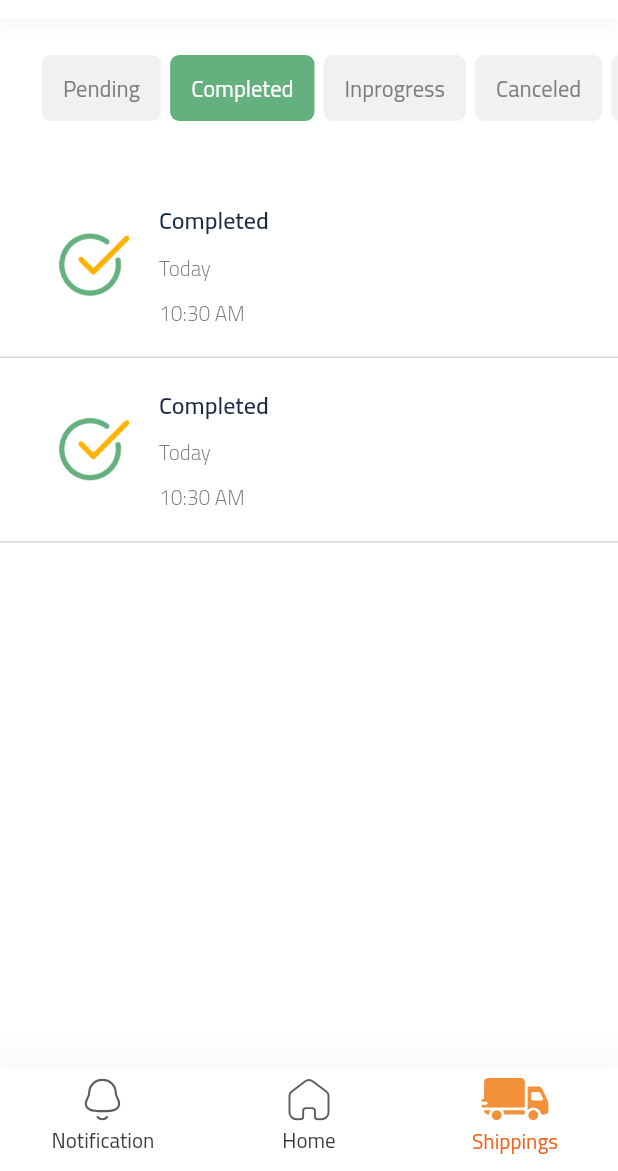
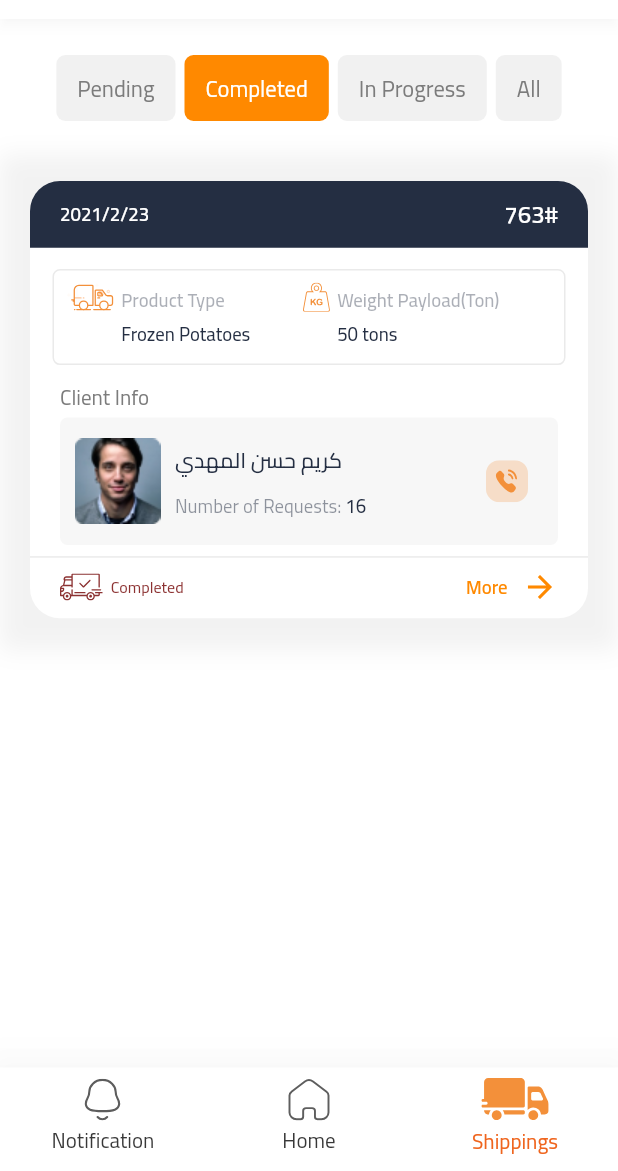
Before and after one commit to AhmedOsaama/Terilla_contractor, a Flutter app: the MainHomeScreen screen opened directly, item 3 of the bottom bar chosen, on a phone screen of 412 x 824 dp, the part 65-1236 px from its top. Run offline on Flutter 3.47's test engine with Material 2 defaults, Android fonts, the phone set to English and light mode, and no system bars; our stand-ins replace easy_localization, flutter_screenutil, flutter_svg, location; missing offline and left inert: country_calling_code_picker; network calls fail.

Commit message:
transportations screen finished

```diff
--- a/lib/core/utils/app_strings.dart
+++ b/lib/core/utils/app_strings.dart
@@ -109,20 +109,20 @@ class AppStrings {
   static String Notifications = "Notifications".tr();
   static String Logout = "Logout".tr();
 
-  // history
+  // order state
   static String FilterDate = "Filter Date".tr();
   static String EGP = "EGP".tr();
   static String PM = "PM".tr();
   static String AM = "AM".tr();
 
-  static String Pending = "Pending".tr();
-  static String Completed = "Completed".tr();
-  static String Rejected = "Rejected".tr();
-  static String Canceled = "Canceled".tr();
-  static String Inprogress = "Inprogress".tr();
+  static String pending = "Pending".tr();
+  static String completed = "Completed".tr();
+  static String all = "All".tr();
+  static String inProgress = "In Progress".tr();
 
-  // requsts
+  // transportation screen
   static String Today = "Today".tr();
+  static String more = "More".tr();
 
   // profile
   static String Profile = "Profile".tr();
--- a/lib/core/utils/icons_manager.dart
+++ b/lib/core/utils/icons_manager.dart
@@ -25,3 +25,6 @@ const String camera = '$imgPath/camera.svg';
 const String vehicle = '$imgPath/vehicle.svg';
 const String moneyCase = '$imgPath/money_case.svg';
 const String call = '$imgPath/call.svg';
+const String inProgressDelivery = '$imgPath/in_progress_delivery.svg';
+const String completedDelivery = '$imgPath/completed_delivery.svg';
+const String pendingDelivery = '$imgPath/pending_delivery.svg';
--- a/lib/data/demo_data.dart
+++ b/lib/data/demo_data.dart
@@ -21,74 +21,63 @@ class DemoData {
       totalRequests: 32,
       totalShipments: 26);
 
-  static List<Request> oldRequests = [
-    Request(
-      id: 0,
-      state: OrderState.Compleated,
-      driver: Driver(
-          id: 0,
-          user: User(
-              id: 0,
-              name: "Ahmed Magdy",
-              image:
-                  "https://caricom.org/wp-content/uploads/Floyd-Morris-Remake-1024x879-1.jpg",
-              rank: "Gold Member",
-              phone: "0122158746",
-              email: "ahmedmagdy@gmail.com",
-              rate: 3.5,
-              totalRequests: 32,
-              totalShipments: 26),
-          vehicle: Vehicle(
-              id: 0, model: "Mercedes - Actros - White ", number: "BWG - 172")),
+  static List<Order> allOrders = [
+    // Request(
+    //   id: 0,
+    //   state: OrderState.completed,
+    //   driver: Driver(
+    //       id: 0,
+    //       user: User(
+    //           id: 0,
+    //           name: "Ahmed Magdy",
+    //           image:
+    //               "https://caricom.org/wp-content/uploads/Floyd-Morris-Remake-1024x879-1.jpg",
+    //           rank: "Gold Member",
+    //           phone: "0122158746",
+    //           email: "ahmedmagdy@gmail.com",
+    //           rate: 3.5,
+    //           totalRequests: 32,
+    //           totalShipments: 26),
+    //       vehicle: Vehicle(
+    //           id: 0, model: "Mercedes - Actros - White ", number: "BWG - 172")),
+    // ),
+    Order(
+      id: 1,
+      state: OrderState.completed,
     ),
-    Request(
-      id: 1,
-      state: OrderState.Compleated,
+    Order(
+      id: 2,
+      state: OrderState.pending,
     ),
-    Request(
-      id: 2,
-      state: OrderState.Pending,
-    ),
-    Request(
-      id: 3,
-      state: OrderState.Rejected,
-    ),
-    Request(
-      id: 4,
-      state: OrderState.InProgress,
-    ),
-    Request(
-      id: 5,
-      state: OrderState.Canceled,
-    ),
+    Order(id: 3, state: OrderState.inProgress,),
   ];
 
-  static List<AppNotification> notifications = [
-    AppNotification(
-      id: 0,
-      message: "Take a minute to rate the driver",
-      order: oldRequests[0],
-      notificationType: NotificationType.approved,
-    ),
-    AppNotification(
-      id: 0,
-      message: "Request has been approved",
-      order: oldRequests[3],
-      notificationType: NotificationType.rejected,
-    ),
-    AppNotification(
-      id: 0,
-      message: "Take a minute to rate the driver",
-      order: oldRequests[5],
-      notificationType: NotificationType.rateDriver,
-    ),
-    AppNotification(
-      id: 0,
-      message: "Take a minute to rate the driver",
-      order: oldRequests[5],
-      notificationType: NotificationType.wrong,
-    ),
-  ];
+  // static List<AppNotification> notifications = [
+  //   AppNotification(
+  //     id: 0,
+  //     message: "Take a minute to rate the driver",
+  //     order: oldRequests[0],
+  //     notificationType: NotificationType.approved,
+  //   ),
+  //   AppNotification(
+  //     id: 0,
+  //     message: "Request has been approved",
+  //     order: oldRequests[3],
+  //     notificationType: NotificationType.rejected,
+  //   ),
+  //   AppNotification(
+  //     id: 0,
+  //     message: "Take a minute to rate the driver",
+  //     order: oldRequests[5],
+  //     notificationType: NotificationType.rateDriver,
+  //   ),
+  //   AppNotification(
+  //     id: 0,
+  //     message: "Take a minute to rate the driver",
+  //     order: oldRequests[5],
+  //     notificationType: NotificationType.wrong,
+  //   ),
+  // ];
 
   static List<String> productsType = [
     "cars",
--- a/lib/data/models/notification.dart
+++ b/lib/data/models/notification.dart
@@ -6,7 +6,7 @@ import 'notification_type.dart';
 class AppNotification {
   int id;
   String message;
-  Request order;
+  Order order;
   NotificationType notificationType;
   AppNotification({
     required this.id,
--- a/lib/data/models/order_state.dart
+++ b/lib/data/models/order_state.dart
@@ -1,91 +1,83 @@
 import 'package:flutter/material.dart';
+import 'package:terilla_contractor/core/utils/icons_manager.dart';
 
 import '../../core/utils/app_assets.dart';
 import '../../core/utils/app_colors.dart';
 import '../../core/utils/app_strings.dart';
+import '../../core/utils/style_utils.dart';
 
 enum OrderState {
-  Pending,
-  Compleated,
-  InProgress,
-  Canceled,
-  Rejected,
+  pending,
+  completed,
+  inProgress,
+  all,
 }
 
 extension OrderStateExtention on OrderState {
   String getValue() {
     switch (this) {
-      case OrderState.Pending:
-        return AppStrings.Pending;
+      case OrderState.pending:
+        return AppStrings.pending;
 
-      case OrderState.Compleated:
-        return AppStrings.Completed;
+      case OrderState.completed:
+        return AppStrings.completed;
 
-      case OrderState.Rejected:
-        return AppStrings.Rejected;
+      case OrderState.all:
+        return AppStrings.all;
 
-      case OrderState.Canceled:
-        return AppStrings.Canceled;
-
-      case OrderState.InProgress:
-        return AppStrings.Inprogress;
+      case OrderState.inProgress:
+        return AppStrings.inProgress;
     }
   }
 
-  Color getColor() {
+  TextStyle getTextStyle() {
     switch (this) {
-      case OrderState.Pending:
-        return AppColors.primary;
+      case OrderState.pending:
+        return TextStyles.textViewMedium12.copyWith(color: const Color.fromRGBO(224, 181, 71, 1));
 
-      case OrderState.Compleated:
-        return AppColors.approved;
+      case OrderState.completed:
+        return TextStyles.textViewMedium12.copyWith(color: Color.fromRGBO(140, 50, 50, 1));
 
-      case OrderState.Rejected:
-        return AppColors.red;
+      case OrderState.all:
+        return TextStyles.textViewMedium12.copyWith();
 
-      case OrderState.Canceled:
-        return Colors.red;
-
-      case OrderState.InProgress:
-        return AppColors.inProgress;
+      case OrderState.inProgress:
+        return TextStyles.textViewMedium12.copyWith(color: Color.fromRGBO(25, 118, 210, 1));
     }
   }
 
   String getIconURL() {
     switch (this) {
-      case OrderState.Pending:
-        return AppAssets.pending;
+      case OrderState.pending:
+        return pendingDelivery;
 
-      case OrderState.Compleated:
-        return AppAssets.completed;
+      case OrderState.completed:
+        return completedDelivery;
 
-      case OrderState.Rejected:
-        return AppAssets.cancelled;
+      case OrderState.all:
+        return "";
 
-      case OrderState.Canceled:
-        return AppAssets.cancelled;
-
-      case OrderState.InProgress:
-        return AppAssets.inprogress;
+      case OrderState.inProgress:
+        return inProgressDelivery;
     }
   }
 
-  String getRequstIconURL() {
-    switch (this) {
-      case OrderState.Pending:
-        return AppAssets.requestpending;
-
-      case OrderState.Compleated:
-        return AppAssets.requestapproved;
-
-      case OrderState.Rejected:
-        return AppAssets.rejectedNotifIcon;
-
-      case OrderState.Canceled:
-        return AppAssets.sorryNotifIcon;
-
-      case OrderState.InProgress:
-        return AppAssets.requestsendicon;
-    }
-  }
+  // String getRequstIconURL() {
+  //   switch (this) {
+  //     case OrderState.Pending:
+  //       return AppAssets.requestpending;
+  //
+  //     case OrderState.Compleated:
+  //       return AppAssets.requestapproved;
+  //
+  //     case OrderState.Rejected:
+  //       return AppAssets.rejectedNotifIcon;
+  //
+  //     case OrderState.Canceled:
+  //       return AppAssets.sorryNotifIcon;
+  //
+  //     case OrderState.InProgress:
+  //       return AppAssets.requestsendicon;
+  //   }
+  // }
 }
--- a/lib/data/models/request.dart
+++ b/lib/data/models/request.dart
@@ -9,7 +9,7 @@ import 'driver.dart';
 import 'journy_step.dart';
 import 'order_state.dart';
 
-class Request {
+class Order {
   int id;
   String productType = DemoData.productsType[0];
   int productWeight = 0;
@@ -59,7 +59,7 @@ class Request {
     ),
   ];
 
-  Request({
+  Order({
     required this.id,
     required this.state,
     this.driver,
--- a/lib/view/components/request_info.dart
+++ b/lib/view/components/request_info.dart
@@ -10,9 +10,9 @@ import '../../core/utils/style_utils.dart';
 class RequestInfo extends StatelessWidget {
   final String? iconPath;
   final String infoCategory;
-  final String infoText;
+  final String valueText;
 
-  const RequestInfo({Key? key, this.iconPath, required this.infoCategory, required this.infoText}) : super(key: key);
+  const RequestInfo({Key? key, this.iconPath, required this.infoCategory, required this.valueText}) : super(key: key);
 
   @override
   Widget build(BuildContext context) {
@@ -31,7 +31,7 @@ class RequestInfo extends StatelessWidget {
                     color: AppColors.darkPrimary.withOpacity(0.38)
                 ),),
                 SizedBox(width: 15.w,),
-        Text(infoText,style: TextStyles.textViewMedium14.copyWith(color: AppColors.darkPrimary),),
+        Text(valueText,style: TextStyles.textViewMedium14.copyWith(color: AppColors.darkPrimary),),
               ],
             )
           ],
--- a/lib/view/screens/main_home_screens/main_home_screens.dart
+++ b/lib/view/screens/main_home_screens/main_home_screens.dart
@@ -1,7 +1,7 @@
 import 'package:flutter/material.dart';
 import 'package:flutter_svg/flutter_svg.dart';
 import 'package:terilla_contractor/core/utils/icons_manager.dart';
-import 'package:terilla_contractor/view/screens/main_home_screens/requests%20screen/requests_screen.dart';
+import 'package:terilla_contractor/view/screens/main_home_screens/requests%20screen/transportations_screen.dart';
 
 import '../../../core/utils/app_assets.dart';
 import '../../../core/utils/app_colors.dart';
--- a/lib/view/screens/main_home_screens/requests screen/requests_screen.dart
+++ /dev/null
@@ -1,53 +0,0 @@
-// ignore_for_file: public_member_api_docs, sort_constructors_first
-import 'package:flutter/material.dart';
-
-import '../../../../data/demo_data.dart';
-import '../../../../data/models/order_state.dart';
-import '../../../widgets/requests_tap.dart';
-import '../../../widgets/requsts_order_card.dart';
-
-class RequestsScreen extends StatefulWidget {
-  const RequestsScreen({super.key});
-
-  @override
-  State<RequestsScreen> createState() => _RequestsScreenState();
-}
-
-class _RequestsScreenState extends State<RequestsScreen> {
-  OrderState SelectedState = OrderState.Compleated;
-
-  void onSelectOrderState(OrderState orderState) {
-    setState(() {
-      SelectedState = orderState;
-    });
-  }
-
-  @override
-  Widget build(BuildContext context) {
-    return Column(
-      children: [
-        const SizedBox(height: 24),
-        SingleChildScrollView(
-          scrollDirection: Axis.horizontal,
-          child: Row(
-            children: [
-              const SizedBox(width: 28),
-              ...OrderState.values.map(
-                (e) => RequstsTap(
-                  orderState: e,
-                  onClick: onSelectOrderState,
-                  isSelected: e == SelectedState,
-                ),
-              ),
-              const SizedBox(width: 22),
-            ],
-          ),
-        ),
-        const SizedBox(height: 35),
-        ...DemoData.oldRequests
-            .where((element) => element.state == SelectedState)
-            .map((e) => RequstsOrderCard(request: e)),
-      ],
-    );
-  }
-}
--- /dev/null
+++ b/lib/view/screens/main_home_screens/requests screen/transportations_screen.dart
@@ -0,0 +1,56 @@
+import 'package:flutter/material.dart';
+
+import '../../../../data/demo_data.dart';
+import '../../../../data/models/order_state.dart';
+import '../../../widgets/orders_tab_bar.dart';
+import '../../../widgets/order_card.dart';
+
+class RequestsScreen extends StatefulWidget {
+  const RequestsScreen({super.key});
+
+  @override
+  State<RequestsScreen> createState() => _RequestsScreenState();
+}
+
+class _RequestsScreenState extends State<RequestsScreen> {
+  OrderState selectedState = OrderState.completed;
+
+  void onSelectOrderState(OrderState orderState) {
+    setState(() {
+      selectedState = orderState;
+    });
+  }
+
+  @override
+  Widget build(BuildContext context) {
+    return SingleChildScrollView(
+      child: Column(
+        children: [
+          const SizedBox(height: 24),
+          SingleChildScrollView(
+            scrollDirection: Axis.horizontal,
+            child: Row(
+              children: [
+                const SizedBox(width: 28),
+                ...OrderState.values.map(
+                  (e) => OrdersTabBar(
+                    orderState: e,
+                    onClick: onSelectOrderState,
+                    isSelected: e == selectedState,
+                  ),
+                ),
+                const SizedBox(width: 22),
+              ],
+            ),
+          ),
+          const SizedBox(height: 20),
+         if (selectedState != OrderState.all) ...DemoData.allOrders
+              .where((element) => element.state == selectedState)
+              .map((e) => OrderCard(order: e)),
+          if (selectedState == OrderState.all) ...DemoData.allOrders
+              .map((e) => OrderCard(order: e)),
+        ],
+      ),
+    );
+  }
+}
--- /dev/null
+++ b/lib/view/widgets/order_card.dart
@@ -0,0 +1,87 @@
+// ignore_for_file: public_member_api_docs, sort_constructors_first
+import 'package:easy_localization/easy_localization.dart';
+import 'package:flutter/material.dart';
+import 'package:flutter_screenutil/flutter_screenutil.dart';
+import 'package:flutter_svg/flutter_svg.dart';
+import 'package:terilla_contractor/core/extensions.dart';
+import 'package:terilla_contractor/core/utils/assets_manager.dart';
+import 'package:terilla_contractor/core/utils/icons_manager.dart';
+import 'package:terilla_contractor/core/utils/style_utils.dart';
+import 'package:terilla_contractor/data/models/order_state.dart';
+import 'package:terilla_contractor/view/components/client_info.dart';
+import 'package:terilla_contractor/view/components/request_container.dart';
+import 'package:terilla_contractor/view/components/request_info.dart';
+import 'package:terilla_contractor/view/widgets/request_widget.dart';
+import '../../core/utils/app_colors.dart';
+import '../../core/utils/app_strings.dart';
+import '../../data/models/request.dart';
+
+class OrderCard extends StatelessWidget {
+  final Order order;
+  const OrderCard({
+    Key? key,
+    required this.order,
+  }) : super(key: key);
+
+  @override
+  Widget build(BuildContext context) {
+    return Container(
+      decoration: const BoxDecoration(
+        boxShadow: [
+          BoxShadow(
+            blurRadius: 12,
+            offset: Offset(0,2),
+            color: Color.fromRGBO(0, 0, 0, 0.05)
+          )
+        ]
+      ),
+      padding: const EdgeInsets.symmetric(horizontal: 20),
+      child: RequestWidget(children: [
+        RequestContainer(child: Row(
+          children: [
+            RequestInfo(iconPath: truck2,infoCategory: AppStrings.productType, valueText: "Frozen Potatoes"),
+            Spacer(),
+            RequestInfo(iconPath: weight,infoCategory: AppStrings.weightPayload, valueText: "50 tons"),
+            Spacer(),
+          ],
+        )),
+        SizedBox(height: 10.h,),
+        Padding(
+          padding: const EdgeInsets.symmetric(horizontal: 20),
+          child: Text(AppStrings.clientInfo),
+        ),
+        Padding(
+          padding: const EdgeInsets.symmetric(horizontal: 20),
+          child: ClientInfo(),
+        ),
+        Divider(),
+        Padding(
+          padding: const EdgeInsets.symmetric(horizontal: 20),
+          child: Row(
+            mainAxisAlignment: MainAxisAlignment.spaceBetween,
+            children: [
+              Row(
+                children: [
+                  SvgPicture.asset(order.state.getIconURL()),
+                  SizedBox(width: 5.w,),
+                  Text(order.state.getValue(),style: order.state.getTextStyle(),)
+                ],
+              ),
+              GestureDetector(
+                onTap: (){},
+                child: Row(
+                  children: [
+                    Text(AppStrings.more,style: TextStyles.textViewSemiBold14.copyWith(color: AppColors.lightPrimary),),
+                    SizedBox(width: 10.w,),
+                    Icon(Icons.arrow_forward,color: AppColors.lightPrimary,)
+                  ],
+                ),
+              ),
+            ],
+          ),
+        ),
+        SizedBox(height: 10.h,)
+      ]),
+    );
+  }
+}
--- a/lib/view/widgets/requests_tap.dart
+++ b/lib/view/widgets/orders_tab_bar.dart
@@ -3,11 +3,11 @@ import 'package:flutter/material.dart';
 import '../../core/utils/app_colors.dart';
 import '../../data/models/order_state.dart';
 
-class RequstsTap extends StatelessWidget {
+class OrdersTabBar extends StatelessWidget {
   OrderState orderState;
   Function(OrderState) onClick;
   bool isSelected;
-  RequstsTap({
+  OrdersTabBar({
     Key? key,
     required this.orderState,
     required this.onClick,
@@ -19,17 +19,15 @@ class RequstsTap extends StatelessWidget {
     return Row(
       mainAxisSize: MainAxisSize.min,
       children: [
-        InkWell(
+        GestureDetector(
           onTap: () {
             onClick(orderState);
           },
-          splashColor: Colors.transparent,
-          highlightColor: Colors.transparent,
           child: Container(
             padding: const EdgeInsets.symmetric(
                 horizontal: 14, vertical: 8),
             decoration: BoxDecoration(
-              color: isSelected ? orderState.getColor() : AppColors.card,
+              color: isSelected ? AppColors.lightPrimary : AppColors.card,
               borderRadius: BorderRadius.circular(6),
             ),
             child: Text(
--- a/lib/view/widgets/request_widget.dart
+++ b/lib/view/widgets/request_widget.dart
@@ -18,6 +18,7 @@ class RequestWidget extends StatelessWidget {
         borderRadius: BorderRadius.circular(20),
       ),
       child: Column(
+        crossAxisAlignment: CrossAxisAlignment.start,
         children: [
           Container(
             width: double.infinity,
--- a/lib/view/widgets/requsts_order_card.dart
+++ /dev/null
@@ -1,76 +0,0 @@
-// ignore_for_file: public_member_api_docs, sort_constructors_first
-import 'package:easy_localization/easy_localization.dart';
-import 'package:flutter/material.dart';
-import 'package:terilla_contractor/core/extensions.dart';
-import 'package:terilla_contractor/data/models/order_state.dart';
-import '../../core/utils/app_colors.dart';
-import '../../core/utils/app_strings.dart';
-import '../../data/models/request.dart';
-
-class RequstsOrderCard extends StatelessWidget {
-  final Request request;
-  const RequstsOrderCard({
-    Key? key,
-    required this.request,
-  }) : super(key: key);
-
-  @override
-  Widget build(BuildContext context) {
-    return InkWell(
-      onTap: () {
-        // Navigator.pushNamed(context, AppRoutes.requestDetails,
-        //     arguments: request);
-      },
-      child: Container(
-        padding: const EdgeInsets.symmetric(
-            horizontal: 38, vertical: 16),
-        decoration: const BoxDecoration(
-          border: Border(
-            bottom: BorderSide(color: AppColors.border),
-          ),
-        ),
-        child: Row(
-          children: [
-            Image.asset(
-              request.state.getIconURL(),
-              width:50,
-            ),
-            const SizedBox(width:18),
-            Expanded(
-                child: Column(
-              crossAxisAlignment: CrossAxisAlignment.start,
-              children: [
-                Text(
-                  request.state.getValue(),
-                  style: const TextStyle(
-                    color: AppColors.darkColot,
-                    fontWeight: FontWeight.w600,
-                    fontSize:16,
-                  ),
-                ),
-                const SizedBox(height:4),
-                Text(
-                  request.pickUpDate.day == DateTime.now().day
-                      ? AppStrings.Today
-                      : request.pickUpDate.format("EEE dd/MMM"),
-                  style: const TextStyle(
-                    fontWeight: FontWeight.w300,
-                    fontSize:14,
-                  ),
-                ),
-                const SizedBox(height:4),
-                Text(
-                  request.pickUpDate.format("hh:mm a"),
-                  style: const TextStyle(
-                    fontWeight: FontWeight.w300,
-                    fontSize:14,
-                  ),
-                ),
-              ],
-            ))
-          ],
-        ),
-      ),
-    );
-  }
-}
```
Also changed, not shown: lib/view/screens/car_selection_screen/transportation_details_screen.dart (+10 -10 lines), lib/view/screens/main_home_screens/home screen/home_screen.dart (+8 -8 lines), assets/icons/completed_delivery.svg (added), assets/icons/in_progress_delivery.svg (added), assets/icons/pending_delivery.svg (added).
